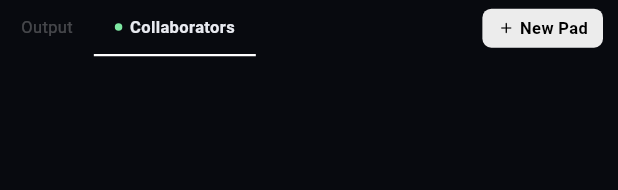
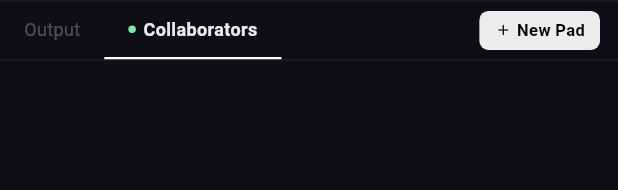
Before and after one commit to shikhar11x/Flutter-codeLink, a Flutter app: the _MobilePanelTabs widget shown alone on an empty page, opened directly with empty values, after a tap on "Collaborators", on a phone screen of 412 x 824 dp. Shown: the top 190 px of the screen. Run offline on Flutter 3.47's test engine with Material 3 defaults, Android fonts, the phone set to English and light mode, and no system bars; our stand-ins replace dio, flutter_highlight, qr_flutter, socket_io_client; missing offline and left inert: flutter_code_editor, highlight; network calls fail; statements that could not run were skipped.

Commit message:
Clean mobile AppBar with 3 dot menu

```diff
--- a/lib/features/editor/screens/editor_screen.dart
+++ b/lib/features/editor/screens/editor_screen.dart
@@ -47,6 +47,7 @@ class _EditorScreenState extends State<EditorScreen> {
   String _fileName = 'Main.java';
   bool _isLocked = false;
   String _lockedBy = '';
+  bool _bottomPanelVisible = false;
   late CodeController _codeController;
   DateTime? _lastEmit;
 
@@ -269,6 +270,7 @@ class _EditorScreenState extends State<EditorScreen> {
         ),
         title: Row(
           children: [
+            if (!isMobile) ...[
               Container(
                 padding: const EdgeInsets.all(6),
                 decoration: BoxDecoration(
@@ -282,7 +284,8 @@ class _EditorScreenState extends State<EditorScreen> {
                   size: 14,
                 ),
               ),
-            const SizedBox(width: 10),
+              const SizedBox(width: 8),
+            ],
             Expanded(
               child: PadTitle(
                 padSlug: widget.padSlug,
@@ -310,10 +313,12 @@ class _EditorScreenState extends State<EditorScreen> {
                 ],
               ),
             ),
-            const SizedBox(width: 8),
+            const SizedBox(width: 4),
           ],
         ),
         actions: [
+          // ── Desktop actions ──
+          if (!isMobile) ...[
             Padding(
               padding: const EdgeInsets.symmetric(vertical: 10),
               child: AvatarGroup(collaborators: _collaborators, size: 28),
@@ -340,8 +345,72 @@ class _EditorScreenState extends State<EditorScreen> {
                 color: AppColors.textSecondary,
               ),
             ),
+          ],
+
+          // ── Mobile: Permission badge + 3 dot menu ──
+          if (isMobile) ...[
+            Padding(
+              padding: const EdgeInsets.symmetric(vertical: 14),
+              child: PermissionBadge(role: _currentRole),
+            ),
+            PopupMenuButton(
+              icon: const Icon(
+                Icons.more_vert_rounded,
+                color: AppColors.textSecondary,
+                size: 20,
+              ),
+              color: AppColors.surface,
+              shape: RoundedRectangleBorder(
+                borderRadius: BorderRadius.circular(12),
+                side: const BorderSide(color: AppColors.border),
+              ),
+              itemBuilder: (_) => [
+                PopupMenuItem(
+                  onTap: _showShareDrawer,
+                  child: const Row(
+                    children: [
+                      Icon(Icons.share_rounded,
+                          size: 16, color: AppColors.textSecondary),
+                      SizedBox(width: 10),
+                      Text('Share',
+                          style: TextStyle(
+                              color: AppColors.textPrimary, fontSize: 13)),
+                    ],
+                  ),
+                ),
+                PopupMenuItem(
+                  onTap: _showSettingsSheet,
+                  child: const Row(
+                    children: [
+                      Icon(Icons.tune_rounded,
+                          size: 16, color: AppColors.textSecondary),
+                      SizedBox(width: 10),
+                      Text('Settings',
+                          style: TextStyle(
+                              color: AppColors.textPrimary, fontSize: 13)),
+                    ],
+                  ),
+                ),
+                PopupMenuItem(
+                  onTap: _openNewPad,
+                  child: const Row(
+                    children: [
+                      Icon(Icons.add_rounded,
+                          size: 16, color: AppColors.textSecondary),
+                      SizedBox(width: 10),
+                      Text('New Pad',
+                          style: TextStyle(
+                              color: AppColors.textPrimary, fontSize: 13)),
+                    ],
+                  ),
+                ),
+              ],
+            ),
+          ],
+
+          // ── Run button — both ──
           Container(
-            margin: const EdgeInsets.only(right: 12, top: 8, bottom: 8),
+            margin: const EdgeInsets.only(right: 8, top: 8, bottom: 8),
             decoration: BoxDecoration(
               color: _isRunning ? AppColors.surface : AppColors.whiteDim,
               borderRadius: BorderRadius.circular(8),
@@ -363,7 +432,7 @@ class _EditorScreenState extends State<EditorScreen> {
                 onTap: _runCode,
                 child: Padding(
                   padding: const EdgeInsets.symmetric(
-                    horizontal: 14,
+                    horizontal: 12,
                     vertical: 6,
                   ),
                   child: Row(
@@ -479,41 +548,23 @@ class _EditorScreenState extends State<EditorScreen> {
 
         // Code editor
         Expanded(
-          flex: 3,
           child: CodeEditorWidget(
             controller: _codeController,
             readOnly: _isReadOnly,
             onChanged: _onCodeChanged,
             fontSize: _fontSize,
-            showLineNumbers: _showLineNumbers,
-            wordWrap: _wordWrap,
+            showLineNumbers: false,
+            wordWrap: true,
           ),
         ),
 
-        // Language bar
-        Container(
-          color: AppColors.surface,
-          padding: const EdgeInsets.symmetric(vertical: 6),
-          child: LanguageBar(
-            selected: _selectedLanguage,
-            onChanged: _changeLanguage,
-            onFileNameChanged: (name) => setState(() => _fileName = name),
-          ),
-        ),
-
-        // Bottom panel
-        SizedBox(
-          height: 220,
-          child: Container(
-            decoration: BoxDecoration(
-              color: AppColors.surface,
-              border: Border(
-                top: BorderSide(
-                  color: AppColors.white.withValues(alpha: 0.06),
-                ),
-              ),
-            ),
-            child: _MobilePanelTabs(
+        // Bottom panel — animated
+        AnimatedContainer(
+          duration: const Duration(milliseconds: 250),
+          curve: Curves.easeInOut,
+          height: _bottomPanelVisible ? 260 : 0,
+          child: _bottomPanelVisible
+              ? _MobilePanelTabs(
                   collaborators: _collaborators,
                   output: _output,
                   isRunning: _isRunning,
@@ -526,7 +577,48 @@ class _EditorScreenState extends State<EditorScreen> {
                       ? _handleLockToggle
                       : null,
                   onNewPad: _openNewPad,
+                )
+              : const SizedBox.shrink(),
         ),
+
+        // Language bar + toggle arrow
+        Container(
+          color: AppColors.surface,
+          child: Column(
+            mainAxisSize: MainAxisSize.min,
+            children: [
+              // Toggle arrow
+              GestureDetector(
+                onTap: () => setState(
+                  () => _bottomPanelVisible = !_bottomPanelVisible,
+                ),
+                child: Container(
+                  width: double.infinity,
+                  padding: const EdgeInsets.symmetric(vertical: 4),
+                  decoration: BoxDecoration(
+                    border: Border(
+                      top: BorderSide(
+                        color: AppColors.white.withValues(alpha: 0.06),
+                      ),
+                    ),
+                  ),
+                  child: Icon(
+                    _bottomPanelVisible
+                        ? Icons.keyboard_arrow_down_rounded
+                        : Icons.keyboard_arrow_up_rounded,
+                    color: AppColors.textMuted,
+                    size: 20,
+                  ),
+                ),
+              ),
+
+              // Language bar
+              LanguageBar(
+                selected: _selectedLanguage,
+                onChanged: _changeLanguage,
+                onFileNameChanged: (name) => setState(() => _fileName = name),
+              ),
+            ],
           ),
         ),
       ],
@@ -569,7 +661,14 @@ class _MobilePanelTabsState extends State<_MobilePanelTabs> {
 
   @override
   Widget build(BuildContext context) {
-    return Column(
+    return Container(
+      decoration: BoxDecoration(
+        color: AppColors.surface,
+        border: Border(
+          top: BorderSide(color: AppColors.white.withValues(alpha: 0.06)),
+        ),
+      ),
+      child: Column(
         children: [
           // Tab bar
           Row(
@@ -579,20 +678,18 @@ class _MobilePanelTabsState extends State<_MobilePanelTabs> {
                 selected: _tab == 0,
                 onTap: () => setState(() => _tab = 0),
                 dot: widget.isRunning,
-              dotColor: AppColors.green,
               ),
               _TabBtn(
                 label: 'Collaborators',
                 selected: _tab == 1,
                 onTap: () => setState(() => _tab = 1),
                 dot: true,
-              dotColor: AppColors.green,
               ),
               const Spacer(),
               GestureDetector(
                 onTap: widget.onNewPad,
                 child: Container(
-                margin: const EdgeInsets.only(right: 10),
+                  margin: const EdgeInsets.only(right: 12),
                   padding: const EdgeInsets.symmetric(
                     horizontal: 10,
                     vertical: 5,
@@ -620,13 +717,14 @@ class _MobilePanelTabsState extends State<_MobilePanelTabs> {
             ],
           ),
 
+          Container(height: 1, color: AppColors.border),
+
           // Content
           Expanded(
             child: _tab == 0
                 ? _OutputTab(
                     output: widget.output,
                     isRunning: widget.isRunning,
-            language: widget.language,
                   )
                 : _CollabTab(
                     collaborators: widget.collaborators,
@@ -638,6 +736,7 @@ class _MobilePanelTabsState extends State<_MobilePanelTabs> {
                   ),
           ),
         ],
+      ),
     );
   }
 }
@@ -647,14 +746,12 @@ class _TabBtn extends StatelessWidget {
   final bool selected;
   final VoidCallback onTap;
   final bool dot;
-  final Color dotColor;
 
   const _TabBtn({
     required this.label,
     required this.selected,
     required this.onTap,
     this.dot = false,
-    this.dotColor = AppColors.green,
   });
 
   @override
@@ -662,7 +759,7 @@ class _TabBtn extends StatelessWidget {
     return GestureDetector(
       onTap: onTap,
       child: Container(
-        padding: const EdgeInsets.symmetric(horizontal: 14, vertical: 10),
+        padding: const EdgeInsets.symmetric(horizontal: 16, vertical: 10),
         decoration: BoxDecoration(
           border: Border(
             bottom: BorderSide(
@@ -678,20 +775,17 @@ class _TabBtn extends StatelessWidget {
                 width: 5,
                 height: 5,
                 margin: const EdgeInsets.only(right: 5),
-                decoration: BoxDecoration(
-                  color: dotColor,
+                decoration: const BoxDecoration(
+                  color: AppColors.green,
                   shape: BoxShape.circle,
                 ),
               ),
             Text(
               label,
               style: TextStyle(
-                color: selected
-                    ? AppColors.textPrimary
-                    : AppColors.textMuted,
-                fontSize: 11,
-                fontWeight:
-                selected ? FontWeight.w600 : FontWeight.normal,
+                color: selected ? AppColors.textPrimary : AppColors.textMuted,
+                fontSize: 12,
+                fontWeight: selected ? FontWeight.w600 : FontWeight.normal,
               ),
             ),
           ],
@@ -704,37 +798,24 @@ class _TabBtn extends StatelessWidget {
 class _OutputTab extends StatelessWidget {
   final String output;
   final bool isRunning;
-  final String language;
 
   const _OutputTab({
     required this.output,
     required this.isRunning,
-    required this.language,
   });
 
   @override
   Widget build(BuildContext context) {
-    return Padding(
-      padding: const EdgeInsets.all(12),
-      child: output.isEmpty
-          ? Text(
-        isRunning
-            ? 'Running...'
-            : 'Run your code to see output here...',
-        style: const TextStyle(
-          color: AppColors.textMuted,
+    return SingleChildScrollView(
+      padding: const EdgeInsets.all(14),
+      child: Text(
+        output.isEmpty
+            ? (isRunning ? 'Running...' : 'Run your code to see output here...')
+            : output,
+        style: TextStyle(
+          color: output.isEmpty ? AppColors.textMuted : AppColors.green,
           fontFamily: 'monospace',
-          fontSize: 12,
-        ),
-      )
-          : SingleChildScrollView(
-        child: Text(
-          output,
-          style: const TextStyle(
-            color: AppColors.green,
-            fontFamily: 'monospace',
-            fontSize: 12,
-          ),
+          fontSize: 13,
         ),
       ),
     );
@@ -761,18 +842,18 @@ class _CollabTab extends StatelessWidget {
   @override
   Widget build(BuildContext context) {
     return SingleChildScrollView(
-      padding: const EdgeInsets.all(12),
+      padding: const EdgeInsets.all(14),
       child: Column(
         crossAxisAlignment: CrossAxisAlignment.start,
         children: [
           ...collaborators.map(
             (c) => Padding(
-              padding: const EdgeInsets.only(bottom: 8),
+              padding: const EdgeInsets.only(bottom: 10),
               child: Row(
                 children: [
                   Container(
-                    width: 22,
-                    height: 22,
+                    width: 26,
+                    height: 26,
                     decoration: BoxDecoration(
                       color: c.color,
                       shape: BoxShape.circle,
@@ -781,7 +862,7 @@ class _CollabTab extends StatelessWidget {
                       child: Text(
                         c.initials,
                         style: const TextStyle(
-                          fontSize: 8,
+                          fontSize: 9,
                           fontWeight: FontWeight.bold,
                           color: Colors.black,
                         ),
@@ -793,7 +874,7 @@ class _CollabTab extends StatelessWidget {
                     c.name,
                     style: const TextStyle(
                       color: AppColors.textSecondary,
-                      fontSize: 12,
+                      fontSize: 13,
                     ),
                   ),
                 ],
@@ -804,12 +885,12 @@ class _CollabTab extends StatelessWidget {
           if (isLocked && !isOwner)
             Container(
               padding: const EdgeInsets.symmetric(
-                horizontal: 8,
-                vertical: 6,
+                horizontal: 10,
+                vertical: 7,
               ),
               decoration: BoxDecoration(
                 color: Colors.orange.withValues(alpha: 0.08),
-                borderRadius: BorderRadius.circular(6),
+                borderRadius: BorderRadius.circular(8),
                 border: Border.all(
                   color: Colors.orange.withValues(alpha: 0.2),
                 ),
@@ -818,15 +899,15 @@ class _CollabTab extends StatelessWidget {
                 children: [
                   const Icon(
                     Icons.lock_rounded,
-                    size: 11,
+                    size: 13,
                     color: Colors.orange,
                   ),
-                  const SizedBox(width: 5),
+                  const SizedBox(width: 6),
                   Text(
                     'Locked by $lockedBy',
                     style: const TextStyle(
                       color: Colors.orange,
-                      fontSize: 10,
+                      fontSize: 12,
                     ),
                   ),
                 ],
@@ -837,15 +918,16 @@ class _CollabTab extends StatelessWidget {
             GestureDetector(
               onTap: onLockToggle,
               child: Container(
+                margin: const EdgeInsets.only(top: 6),
                 padding: const EdgeInsets.symmetric(
-                  horizontal: 10,
-                  vertical: 7,
+                  horizontal: 12,
+                  vertical: 8,
                 ),
                 decoration: BoxDecoration(
                   color: isReadOnly
                       ? Colors.orange.withValues(alpha: 0.08)
                       : AppColors.card,
-                  borderRadius: BorderRadius.circular(6),
+                  borderRadius: BorderRadius.circular(8),
                   border: Border.all(
                     color: isReadOnly
                         ? Colors.orange.withValues(alpha: 0.3)
@@ -859,19 +941,17 @@ class _CollabTab extends StatelessWidget {
                       isReadOnly
                           ? Icons.lock_rounded
                           : Icons.lock_open_rounded,
-                      size: 11,
-                      color: isReadOnly
-                          ? Colors.orange
-                          : AppColors.textMuted,
+                      size: 13,
+                      color: isReadOnly ? Colors.orange : AppColors.textMuted,
                     ),
-                    const SizedBox(width: 5),
+                    const SizedBox(width: 6),
                     Text(
                       isReadOnly ? 'Locked' : 'Lock pad',
                       style: TextStyle(
                         color: isReadOnly
                             ? Colors.orange
                             : AppColors.textMuted,
-                        fontSize: 10,
+                        fontSize: 12,
                         fontWeight: FontWeight.w600,
                       ),
                     ),
```
Also changed, not shown: 3 other files. Lines whose indentation alone changed are shown as unchanged.
